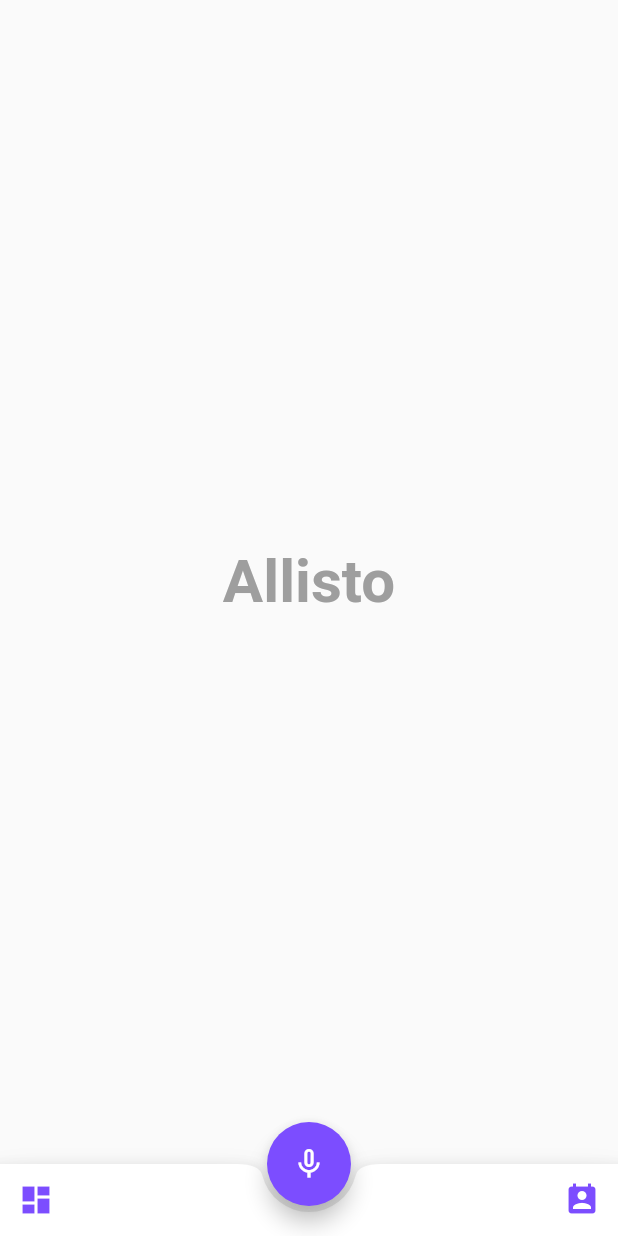
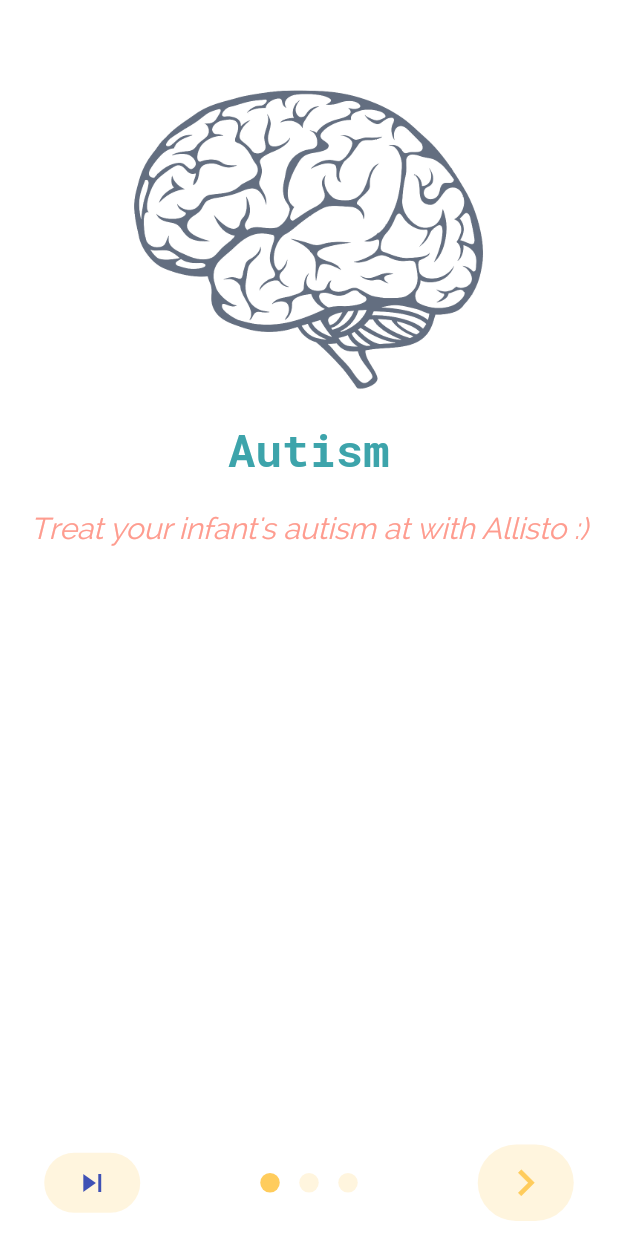
Before and after one commit to allisto/allisto-app, a Flutter app: the screen it shows after launch, on a phone screen of 412 x 824 dp. Run offline on Flutter 3.47's test engine with Material 2 defaults, Android fonts, the phone set to English and light mode, and no system bars; drawn by our look-alikes of intro_slider; our stand-ins replace dio; missing offline and left inert: audio_recorder2, flutter_dialogflow, simple_permissions.

Commit message:
Added the intro screen

```diff
--- a/lib/main.dart
+++ b/lib/main.dart
@@ -4,6 +4,7 @@ import 'pages/microphone_page.dart';
 import 'package:allisto_app/pages/medical_assistant.dart';
 import 'package:allisto_app/pages/news_list_page.dart';
 import 'package:allisto_app/pages/news_detail_page.dart';
+import 'package:allisto_app/pages/intro_screen.dart';
 
 void main() => runApp(Allisto());
 
@@ -16,11 +17,12 @@ class Allisto extends StatelessWidget {
         '/mic': (context) => Microphone(),
         '/assistant': (context) => Assistant(),
         '/news_list': (context) => NewsList(),
-        '/news_detail' : (BuildContext context) => NewsDetailPage()
+        '/news_detail' : (BuildContext context) => NewsDetailPage(),
+        '/intro_screen': (BuildContext context) => IntroScreen(),
       },
       debugShowCheckedModeBanner: false,
       title: "Allisto",
-      home: HomePage(),
+      home: IntroScreen(),
     );
   }
 }
--- /dev/null
+++ b/lib/pages/intro_screen.dart
@@ -0,0 +1,192 @@
+import 'package:flutter/material.dart';
+import 'package:intro_slider/intro_slider.dart';
+import 'package:allisto_app/pages/home_page.dart';
+
+class IntroScreen extends StatefulWidget {
+  IntroScreen({Key key}) : super(key: key);
+
+  @override
+  IntroScreenState createState() => IntroScreenState();
+}
+
+class IntroScreenState extends State<IntroScreen> {
+  List<Slide> slides = List();
+
+  @override
+  void initState() {
+    super.initState();
+
+    slides.add(
+      Slide(
+        title: "Autism",
+        styleTitle: TextStyle(
+            color: Color(0xff3da4ab),
+            fontSize: 30.0,
+            fontWeight: FontWeight.bold,
+            fontFamily: 'RobotoMono'),
+        description:
+            "Treat your infant's autism at with Allisto :)",
+        styleDescription: TextStyle(
+            color: Color(0xfffe9c8f),
+            fontSize: 20.0,
+            fontStyle: FontStyle.italic,
+            fontFamily: 'Raleway'),
+        pathImage: "images/brain_image.png",
+      ),
+    );
+    slides.add(
+      Slide(
+        title: "Diagnosis at Home",
+        styleTitle: TextStyle(
+            color: Color(0xff3da4ab),
+            fontSize: 30.0,
+            fontWeight: FontWeight.bold,
+            fontFamily: 'RobotoMono'),
+        description:
+            "Early and easy diagnosis right at your home.",
+        styleDescription: TextStyle(
+            color: Color(0xfffe9c8f),
+            fontSize: 20.0,
+            fontStyle: FontStyle.italic,
+            fontFamily: 'Raleway'),
+        pathImage: "images/hospital_image.png",
+      ),
+    );
+    slides.add(
+      Slide(
+        title: "AI powered",
+        styleTitle: TextStyle(
+            color: Color(0xff3da4ab),
+            fontSize: 30.0,
+            fontWeight: FontWeight.bold,
+            fontFamily: 'RobotoMono'),
+        description:
+            "Powered and accompnaied by a smart AI",
+        styleDescription: TextStyle(
+            color: Color(0xfffe9c8f),
+            fontSize: 20.0,
+            fontStyle: FontStyle.italic,
+            fontFamily: 'Raleway'),
+        pathImage: "images/ai_image.png",
+      ),
+    );
+  }
+
+  void onDonePress() {
+    // Navigating to Allisto Home Page
+    Navigator.of(context).pushNamed('homepage/');
+  }
+
+  void onTabChangeCompleted(index) {
+    // Index of current tab is focused
+  }
+
+  Widget renderNextBtn() {
+    return Icon(
+      Icons.navigate_next,
+      color: Color(0xffffcc5c),
+      size: 35.0,
+    );
+  }
+
+  Widget renderDoneBtn() {
+    return IconButton(
+      onPressed: (){
+        Navigator.of(context).pushNamed('/home');
+      },
+      icon: Icon(
+        Icons.done,
+        color: Colors.indigo,
+      ),
+    );
+  }
+
+  Widget renderSkipBtn() {
+    return Icon(
+      Icons.skip_next,
+      color: Colors.indigo,
+    );
+  }
+
+  List<Widget> renderListCustomTabs() {
+    List<Widget> tabs = List();
+    for (int i = 0; i < slides.length; i++) {
+      Slide currentSlide = slides[i];
+      tabs.add(Container(
+        width: double.infinity,
+        height: double.infinity,
+        child: Container(
+          margin: EdgeInsets.only(bottom: 60.0, top: 60.0),
+          child: ListView(
+            children: <Widget>[
+              GestureDetector(
+                  child: Image.asset(
+                currentSlide.pathImage,
+                width: 200.0,
+                height: 200.0,
+                fit: BoxFit.contain,
+              )),
+              Container(
+                child: Text(
+                  currentSlide.title,
+                  style: currentSlide.styleTitle,
+                  textAlign: TextAlign.center,
+                ),
+                margin: EdgeInsets.only(top: 20.0),
+              ),
+              Container(
+                child: Text(
+                  currentSlide.description,
+                  style: currentSlide.styleDescription,
+                  textAlign: TextAlign.center,
+                  maxLines: 5,
+                  overflow: TextOverflow.ellipsis,
+                ),
+                margin: EdgeInsets.only(top: 20.0),
+              ),
+            ],
+          ),
+        ),
+      ));
+    }
+    return tabs;
+  }
+
+  @override
+  Widget build(BuildContext context) {
+    return IntroSlider(
+      // List slides
+      slides: this.slides,
+
+      // Skip button
+      renderSkipBtn: this.renderSkipBtn(),
+      colorSkipBtn: Color(0x33ffcc5c),
+      highlightColorSkipBtn: Color(0xffffcc5c),
+
+      // Next button
+      renderNextBtn: this.renderNextBtn(),
+
+      // Done button
+      renderDoneBtn: this.renderDoneBtn(),
+//      onDonePress: (){
+//        Navigator.of(context).pushNamed('home/');
+//      },
+      colorDoneBtn: Color(0x33ffcc5c),
+      highlightColorDoneBtn: Color(0xffffcc5c),
+
+      // Dot indicator
+      colorDot: Color(0x33ffcc5c),
+      colorActiveDot: Color(0xffffcc5c),
+      sizeDot: 13.0,
+
+      // List custom tabs
+      listCustomTabs: this.renderListCustomTabs(),
+
+      // Show or hide status bar
+      shouldHideStatusBar: true,
+
+      // On tab change completed
+      onTabChangeCompleted: this.onTabChangeCompleted,
+    );
+  }
+}
```
Also changed, not shown: pubspec.yaml (+10 -1 lines), fonts/Raleway-Bold.ttf (added), fonts/Raleway-Regular.ttf (added), fonts/RobotoMono-Bold.ttf (added), fonts/RobotoMono-Regular.ttf (added), images/ai_image.png (added), images/brain_image.png (added), images/hospital_image.png (added), pubspec.lock, 2 other files.
